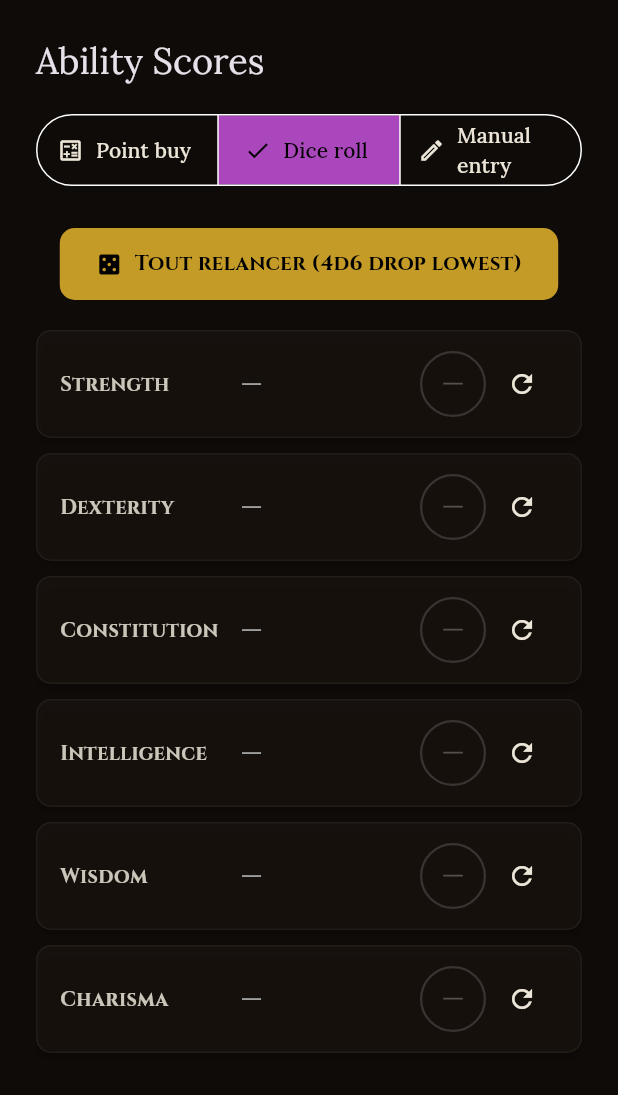
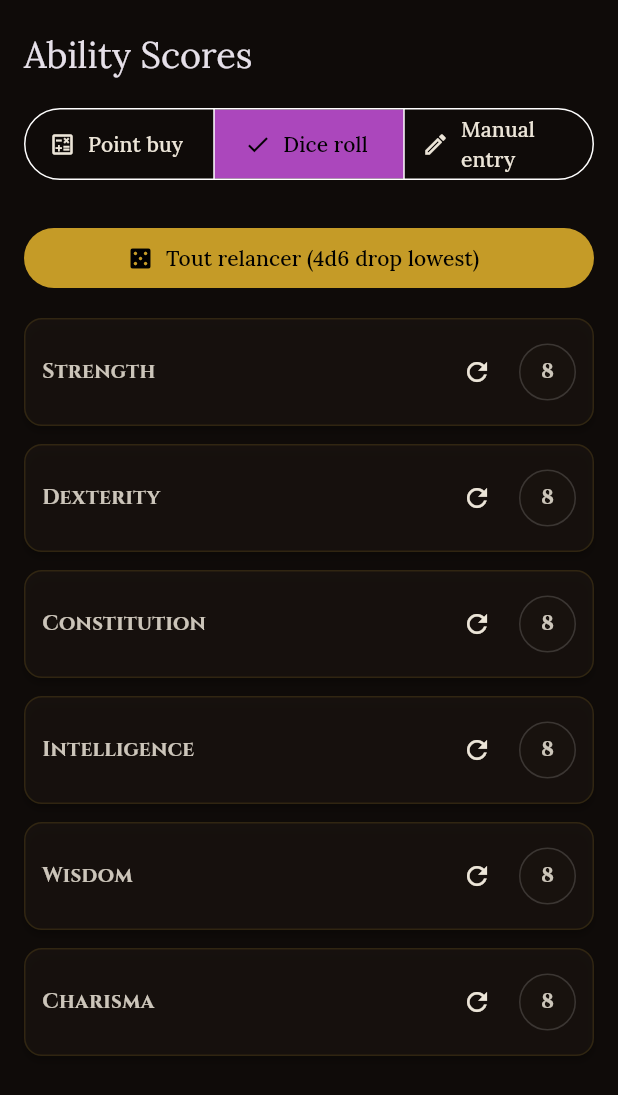
Before and after one commit to Rahdidibu/dndCarac, a Flutter app: the Step5Abilities widget shown alone on an empty page, opened directly, after a tap on the "add circle outline" icon, after a tap on the "remove circle outline" icon, after a tap on "Dice roll", on a phone screen of 412 x 824 dp. Shown: the top 1095 px of the screen. Run offline on Flutter 3.47's test engine with Material 3 defaults, Android fonts, the phone set to English and light mode, and no system bars; our stand-ins replace drift, drift_flutter, flutter_riverpod, google_fonts, image_picker, pdf and 3 more; missing offline and left inert: dart:js; accounts and stored records are empty; generated files the repository leaves out were written again.

Commit message:
Modification écran 5 création + tri des sors

```diff
--- a/lib/features/character/screens/character_sheet_screen.dart
+++ b/lib/features/character/screens/character_sheet_screen.dart
@@ -16,6 +16,7 @@ import '../../../core/utils/character_service.dart';
 import '../../../core/utils/dnd_rules.dart';
 import '../../../l10n/app_localizations.dart';
 import '../../../core/utils/starting_equipment_helper.dart';
+import '../../../core/utils/string_utils.dart';
 import '../../export/pdf_generator.dart';
 import '../providers/character_providers.dart';
 import '../../../core/theme/app_theme.dart';
--- a/lib/features/character/screens/sheet_tabs/tab_magic.dart
+++ b/lib/features/character/screens/sheet_tabs/tab_magic.dart
@@ -204,7 +204,8 @@ class _MagicTab extends ConsumerWidget {
                             return Column(
                               crossAxisAlignment: CrossAxisAlignment.start,
                               children: sortedLevels.map((lvl) {
-                                final list = grouped[lvl]!;
+                                final list = grouped[lvl]!
+                                  ..sort((a, b) => StringUtils.compareAlphabetically(a.srdSpell.name, b.srdSpell.name));
                                 final levelName = lvl == 0 ? 'Tours de magie (Niveau 0)' : 'Sorts de Niveau $lvl';
 
                                 return Column(
--- a/lib/features/character/screens/sheet_tabs/tab_stats.dart
+++ b/lib/features/character/screens/sheet_tabs/tab_stats.dart
@@ -181,7 +181,7 @@ class _StatsTab extends ConsumerWidget {
                         }
                         final nameA = _skillNames[a.key]!;
                         final nameB = _skillNames[b.key]!;
-                        return nameA.compareTo(nameB);
+                        return StringUtils.compareAlphabetically(nameA, nameB);
                       });
                     return sortedEntries.map((entry) {
                       final skill = entry.key;
--- a/lib/features/character/screens/wizard_steps/step5_abilities.dart
+++ b/lib/features/character/screens/wizard_steps/step5_abilities.dart
@@ -17,7 +17,7 @@ class Step5Abilities extends ConsumerWidget {
     final notifier = ref.read(wizardProvider.notifier);
 
     return ListView(
-      padding: const EdgeInsets.all(24),
+      padding: const EdgeInsets.symmetric(horizontal: 16, vertical: 20),
       children: [
         Text(
           l10n.wizardStepAbilities,
@@ -148,211 +148,110 @@ class _RollSectionState extends ConsumerState<_RollSection> {
     final rand = Random();
     final dice = List.generate(4, (_) => rand.nextInt(6) + 1);
     dice.sort();
-    final result = dice.sublist(1);
-    final total = result.fold(0, (s, d) => s + d);
-    setState(() => _rolls[key] = dice);
-    widget.notifier.setAbilityScore(key, total.clamp(3, 18));
+    final sum = dice[1] + dice[2] + dice[3];
+    setState(() {
+      _rolls[key] = dice;
+    });
+    widget.notifier.setAbilityScore(key, sum);
   }
 
-  Future<void> _rollAll() async {
-    if (_isRolling) return;
+  void _rollAll() {
     setState(() => _isRolling = true);
+    final rand = Random();
+    final newScores = <String, int>{};
+    final newRolls = <String, List<int>>{};
 
-    final rand = Random();
-    for (int steps = 0; steps < 8; steps++) {
-      final tempRolls = <String, List<int>>{};
-      for (final key in DndRules.abilityKeys) {
-        final dice = List.generate(4, (_) => rand.nextInt(6) + 1);
-        dice.sort();
-        tempRolls[key] = dice;
-      }
-      setState(() => _rolls = tempRolls);
-      await Future.delayed(const Duration(milliseconds: 60));
-    }
-
-    final finalRolls = <String, List<int>>{};
-    for (final key in DndRules.abilityKeys) {
+    for (final k in DndRules.abilityKeys) {
       final dice = List.generate(4, (_) => rand.nextInt(6) + 1);
       dice.sort();
-      finalRolls[key] = dice;
-      final result = dice.sublist(1);
-      final total = result.fold(0, (s, d) => s + d);
-      widget.notifier.setAbilityScore(key, total.clamp(3, 18));
+      final sum = dice[1] + dice[2] + dice[3];
+      newRolls[k] = dice;
+      newScores[k] = sum;
     }
 
     setState(() {
-      _rolls = finalRolls;
+      _rolls = newRolls;
       _isRolling = false;
     });
+    for (final entry in newScores.entries) {
+      widget.notifier.setAbilityScore(entry.key, entry.value);
+    }
   }
 
   @override
   Widget build(BuildContext context) {
-    final modifiersAsync = ref.watch(wizardAbilityModifiersProvider);
-    final Map<String, int> modifiers = modifiersAsync.maybeWhen(
-      data: (map) => map,
-      orElse: () => <String, int>{},
-    );
+    final l10n = AppLocalizations.of(context)!;
     final colorScheme = Theme.of(context).colorScheme;
 
     return Column(
       children: [
-        FilledButton.icon(
-          style: FilledButton.styleFrom(
-            padding: const EdgeInsets.symmetric(horizontal: 24, vertical: 14),
-            backgroundColor: colorScheme.primary,
-            foregroundColor: colorScheme.onPrimary,
-            shape: RoundedRectangleBorder(borderRadius: BorderRadius.circular(10)),
-          ),
-          onPressed: _isRolling ? null : _rollAll,
-          icon: _isRolling
-              ? const SizedBox(
-                  width: 18,
-                  height: 18,
-                  child: CircularProgressIndicator(strokeWidth: 2, color: Colors.white),
-                )
-              : const Icon(Icons.casino),
-          label: Text(
-            _isRolling ? 'Lancement des dés...' : 'Tout relancer (4d6 drop lowest)',
-            style: const TextStyle(fontFamily: 'Cinzel', fontWeight: FontWeight.bold),
+        SizedBox(
+          width: double.infinity,
+          child: FilledButton.icon(
+            icon: const Icon(Icons.casino),
+            label: const Text('Tout relancer (4d6 drop lowest)'),
+            onPressed: _isRolling ? null : _rollAll,
           ),
         ),
-        const SizedBox(height: 20),
+        const SizedBox(height: 16),
         ...DndRules.abilityKeys.map((key) {
-          final score = widget.wizard.abilityScores[key] ?? 8;
-          final diceResults = _rolls[key] ?? [];
-          final l10n = AppLocalizations.of(context)!;
-          final modifierVal = modifiers[key] ?? 0;
-          final finalScore = score + modifierVal;
-          final mod = DndRules.modifier(finalScore);
+          final score = widget.wizard.abilityScores[key] ?? 10;
+          final dice = _rolls[key] ?? [];
+          final String rollsText = dice.isNotEmpty
+              ? '${dice[0]} (rejeté), ${dice[1]}, ${dice[2]}, ${dice[3]}'
+              : '';
 
           return Card(
-            margin: const EdgeInsets.only(bottom: 10),
-            shape: RoundedRectangleBorder(
-              borderRadius: BorderRadius.circular(10),
-              side: BorderSide(
-                color: diceResults.isNotEmpty ? colorScheme.primary.withValues(alpha: 0.15) : colorScheme.outline.withValues(alpha: 0.05),
-                width: 1,
-              ),
-            ),
+            margin: const EdgeInsets.only(bottom: 12),
             child: Padding(
-              padding: const EdgeInsets.symmetric(horizontal: 16, vertical: 12),
+              padding: const EdgeInsets.all(12),
               child: Row(
                 children: [
-                  SizedBox(
-                    width: 120,
+                  Expanded(
                     child: Column(
                       crossAxisAlignment: CrossAxisAlignment.start,
-                      mainAxisAlignment: MainAxisAlignment.center,
                       children: [
                         Text(
                           _abilityLabel(key, l10n),
-                          style: const TextStyle(fontFamily: 'Cinzel', fontSize: 13.5, fontWeight: FontWeight.bold),
+                          style: const TextStyle(
+                            fontFamily: 'Cinzel',
+                            fontWeight: FontWeight.bold,
+                          ),
                         ),
-                        if (diceResults.isNotEmpty && !_isRolling) ...[
-                          const SizedBox(height: 2),
+                        if (rollsText.isNotEmpty)
                           Text(
-                            'Mod final : ${mod >= 0 ? '+' : ''}$mod',
+                            'Dés: $rollsText',
                             style: TextStyle(
-                              fontFamily: 'Lora',
                               fontSize: 11,
                               color: colorScheme.onSurface.withValues(alpha: 0.6),
                             ),
                           ),
-                        ],
                       ],
                     ),
                   ),
-                  if (diceResults.isNotEmpty)
-                    Expanded(
-                      child: Wrap(
-                        spacing: 6,
-                        runSpacing: 4,
-                        children: diceResults.asMap().entries.map((e) {
-                          final isDropped = e.key == 0;
-                          return Container(
-                            width: 32,
-                            height: 32,
-                            decoration: BoxDecoration(
-                              color: isDropped
-                                  ? colorScheme.surfaceContainerHighest.withValues(alpha: 0.3)
-                                  : colorScheme.primary.withValues(alpha: 0.15),
-                              borderRadius: BorderRadius.circular(6),
-                              border: Border.all(
-                                color: isDropped
-                                    ? colorScheme.outline.withValues(alpha: 0.1)
-                                    : colorScheme.primary.withValues(alpha: 0.4),
-                                width: isDropped ? 1 : 1.5,
-                              ),
-                            ),
-                            child: Center(
-                              child: Text(
-                                '${e.value}',
-                                style: TextStyle(
-                                  fontFamily: 'Cinzel',
-                                  color: isDropped
-                                      ? colorScheme.onSurface.withValues(alpha: 0.3)
-                                      : colorScheme.primary,
-                                  fontSize: 13,
-                                  fontWeight: FontWeight.bold,
-                                  decoration: isDropped ? TextDecoration.lineThrough : null,
-                                ),
-                              ),
-                            ),
-                          );
-                        }).toList(),
-                      ),
-                    )
-                  else
-                    const Expanded(
-                        child: Text('—', style: TextStyle(fontSize: 18, color: Colors.grey))),
-                  const SizedBox(width: 8),
-                  if (modifierVal > 0 && diceResults.isNotEmpty && !_isRolling)
-                    Padding(
-                      padding: const EdgeInsets.only(right: 6),
-                      child: Container(
-                        padding: const EdgeInsets.symmetric(horizontal: 8, vertical: 4),
-                        decoration: BoxDecoration(
-                          color: colorScheme.primary.withValues(alpha: 0.1),
-                          borderRadius: BorderRadius.circular(4),
-                        ),
-                        child: Text(
-                          '+$modifierVal',
-                          style: TextStyle(fontFamily: 'Cinzel', fontSize: 11, color: colorScheme.primary, fontWeight: FontWeight.bold),
-                        ),
-                      ),
-                    ),
+                  IconButton(
+                    icon: const Icon(Icons.refresh, size: 20),
+                    tooltip: 'Relancer',
+                    onPressed: () => _rollForAbility(key),
+                  ),
+                  const SizedBox(width: 4),
                   Container(
-                    width: 44,
-                    height: 44,
+                    width: 38,
+                    height: 38,
                     alignment: Alignment.center,
                     decoration: BoxDecoration(
                       shape: BoxShape.circle,
-                      color: diceResults.isEmpty || _isRolling
-                          ? Colors.transparent
-                          : colorScheme.primary.withValues(alpha: 0.25),
-                      border: Border.all(
-                        color: diceResults.isEmpty || _isRolling
-                            ? colorScheme.outline.withValues(alpha: 0.15)
-                            : colorScheme.primary,
-                        width: 1.5,
-                      ),
+                      color: colorScheme.surfaceContainerHighest.withValues(alpha: 0.4),
+                      border: Border.all(color: colorScheme.outline.withValues(alpha: 0.15)),
                     ),
                     child: Text(
-                      diceResults.isEmpty || _isRolling ? '—' : '$finalScore',
-                      style: TextStyle(
+                      '$score',
+                      style: const TextStyle(
                         fontFamily: 'Cinzel',
-                        fontSize: 16,
                         fontWeight: FontWeight.bold,
-                        color: diceResults.isEmpty || _isRolling ? colorScheme.onSurface.withValues(alpha: 0.3) : colorScheme.primary,
                       ),
                     ),
                   ),
-                  if (!_isRolling)
-                    IconButton(
-                      icon: const Icon(Icons.refresh, size: 20),
-                      onPressed: () => _rollForAbility(key),
-                    ),
                 ],
               ),
             ),
@@ -376,17 +275,16 @@ class _ManualSection extends ConsumerStatefulWidget {
 }
 
 class _ManualSectionState extends ConsumerState<_ManualSection> {
-  late Map<String, TextEditingController> _controllers;
+  final Map<String, TextEditingController> _controllers = {};
 
   @override
   void initState() {
     super.initState();
-    _controllers = {
-      for (final k in DndRules.abilityKeys)
-        k: TextEditingController(
-          text: '${widget.wizard.abilityScores[k] ?? 10}',
-        ),
-    };
+    for (final key in DndRules.abilityKeys) {
+      _controllers[key] = TextEditingController(
+        text: '${widget.wizard.abilityScores[key] ?? 10}',
+      );
+    }
   }
 
   @override
@@ -419,10 +317,10 @@ class _ManualSectionState extends ConsumerState<_ManualSection> {
             decoration: InputDecoration(
               labelText: _abilityLabel(key, l10n),
               border: const OutlineInputBorder(),
-              suffixText: modifierVal > 0
-                  ? 'Final: $finalScore (Mod: ${_modStr(finalScore)}, Base: $baseVal)'
+              isDense: true,
+              helperText: modifierVal > 0
+                  ? 'Bonus background : +$modifierVal → Total: $finalScore (Mod: ${_modStr(finalScore)})'
                   : 'Mod: ${_modStr(baseVal)}',
-              helperText: modifierVal > 0 ? 'Bonus actif : +$modifierVal' : null,
             ),
             keyboardType: TextInputType.number,
             onChanged: (v) {
@@ -471,16 +369,16 @@ class _AbilityRow extends ConsumerWidget {
     final mod = DndRules.modifier(finalScore);
 
     return Card(
-      margin: const EdgeInsets.only(bottom: 12),
+      margin: const EdgeInsets.only(bottom: 10),
       shape: RoundedRectangleBorder(
         borderRadius: BorderRadius.circular(12),
         side: BorderSide(
-          color: modifierVal > 0 ? colorScheme.primary.withValues(alpha: 0.3) : colorScheme.outline.withValues(alpha: 0.1),
+          color: modifierVal > 0 ? colorScheme.primary.withValues(alpha: 0.4) : colorScheme.outline.withValues(alpha: 0.1),
           width: 1,
         ),
       ),
       child: Padding(
-        padding: const EdgeInsets.symmetric(horizontal: 16, vertical: 12),
+        padding: const EdgeInsets.symmetric(horizontal: 12, vertical: 10),
         child: Row(
           children: [
             // Ability details
@@ -489,26 +387,37 @@ class _AbilityRow extends ConsumerWidget {
                 crossAxisAlignment: CrossAxisAlignment.start,
                 mainAxisSize: MainAxisSize.min,
                 children: [
-                  Row(
-                    mainAxisSize: MainAxisSize.min,
+                  Wrap(
+                    crossAxisAlignment: WrapCrossAlignment.center,
                     children: [
                       Text(
                         _abilityLabel(abilityKey, l10n),
                         style: const TextStyle(
                           fontFamily: 'Cinzel',
-                          fontSize: 14.5,
+                          fontSize: 14,
                           fontWeight: FontWeight.bold,
                         ),
                       ),
                       if (modifierVal > 0) ...[
-                        const SizedBox(width: 6),
-                        Text(
-                          '(+$modifierVal)',
-                          style: TextStyle(
-                            fontFamily: 'Cinzel',
-                            fontSize: 12,
-                            fontWeight: FontWeight.bold,
-                            color: colorScheme.primary,
+                        const SizedBox(width: 4),
+                        Container(
+                          padding: const EdgeInsets.symmetric(horizontal: 5, vertical: 1),
+                          decoration: BoxDecoration(
+                            color: colorScheme.primary.withValues(alpha: 0.15),
+                            borderRadius: BorderRadius.circular(6),
+                            border: Border.all(
+                              color: colorScheme.primary.withValues(alpha: 0.4),
+                              width: 0.8,
+                            ),
+                          ),
+                          child: Text(
+                            '+$modifierVal',
+                            style: TextStyle(
+                              fontFamily: 'Cinzel',
+                              fontSize: 11,
+                              fontWeight: FontWeight.bold,
+                              color: colorScheme.primary,
+                            ),
                           ),
                         ),
                       ],
@@ -516,10 +425,10 @@ class _AbilityRow extends ConsumerWidget {
                   ),
                   const SizedBox(height: 2),
                   Text(
-                    'Modificateur : ${mod >= 0 ? '+' : ''}$mod',
+                    'Mod : ${mod >= 0 ? '+' : ''}$mod${modifierVal > 0 ? ' (Base: $score)' : ''}',
                     style: TextStyle(
                       fontFamily: 'Lora',
-                      fontSize: 12,
+                      fontSize: 11.5,
                       color: colorScheme.onSurface.withValues(alpha: 0.6),
                     ),
                   ),
@@ -537,11 +446,14 @@ class _AbilityRow extends ConsumerWidget {
                     color: onDecrement != null ? colorScheme.primary : colorScheme.onSurface.withValues(alpha: 0.2),
                     size: 22,
                   ),
+                  padding: EdgeInsets.zero,
+                  constraints: const BoxConstraints(minWidth: 32, minHeight: 32),
                   onPressed: onDecrement,
                 ),
+                const SizedBox(width: 2),
                 Container(
-                  width: 44,
-                  height: 44,
+                  width: 38,
+                  height: 38,
                   alignment: Alignment.center,
                   decoration: BoxDecoration(
                     shape: BoxShape.circle,
@@ -557,18 +469,21 @@ class _AbilityRow extends ConsumerWidget {
                     '$finalScore',
                     style: TextStyle(
                       fontFamily: 'Cinzel',
-                      fontSize: 16,
+                      fontSize: 15,
                       fontWeight: FontWeight.bold,
                       color: modifierVal > 0 ? colorScheme.primary : colorScheme.onSurface,
                     ),
                   ),
                 ),
+                const SizedBox(width: 2),
                 IconButton(
                   icon: Icon(
                     Icons.add_circle_outline,
                     color: onIncrement != null ? colorScheme.primary : colorScheme.onSurface.withValues(alpha: 0.2),
                     size: 22,
                   ),
+                  padding: EdgeInsets.zero,
+                  constraints: const BoxConstraints(minWidth: 32, minHeight: 32),
                   onPressed: onIncrement,
                 ),
               ],
```
Also changed, not shown: lib/core/utils/string_utils.dart (added, +22 -0 lines), lib/features/spells/screens/spell_management_screen.dart (+22 -2 lines), 1 other file.
